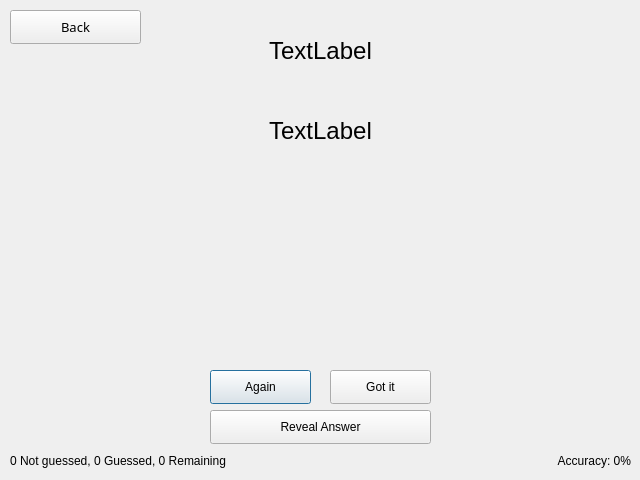
Old version of the form assets/qt/ui/flashcards.ui in the repository philoxy/PhlashCards.
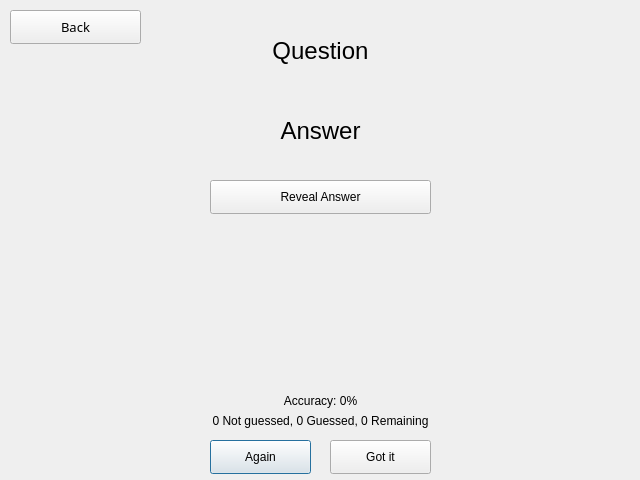
New version of the form.

Commit message: added the ability to edit items in a question set (there are some bugs though)

Diff of the .ui file:
```diff
--- a/assets/qt/ui/flashcards.ui
+++ b/assets/qt/ui/flashcards.ui
@@ -17,7 +17,7 @@
    <property name="geometry">
     <rect>
      <x>210</x>
-     <y>370</y>
+     <y>440</y>
      <width>101</width>
      <height>34</height>
     </rect>
@@ -30,7 +30,7 @@
    <property name="geometry">
     <rect>
      <x>210</x>
-     <y>410</y>
+     <y>180</y>
      <width>221</width>
      <height>34</height>
     </rect>
@@ -43,7 +43,7 @@
    <property name="geometry">
     <rect>
      <x>330</x>
-     <y>370</y>
+     <y>440</y>
      <width>101</width>
      <height>34</height>
     </rect>
@@ -67,7 +67,7 @@
     </font>
    </property>
    <property name="text">
-    <string>TextLabel</string>
+    <string>Question</string>
    </property>
    <property name="alignment">
     <set>Qt::AlignmentFlag::AlignCenter</set>
@@ -88,7 +88,7 @@
     </font>
    </property>
    <property name="text">
-    <string>TextLabel</string>
+    <string>Answer</string>
    </property>
    <property name="alignment">
     <set>Qt::AlignmentFlag::AlignCenter</set>
@@ -116,8 +116,8 @@
   <widget class="QLabel" name="label_stats">
    <property name="geometry">
     <rect>
-     <x>10</x>
-     <y>450</y>
+     <x>170</x>
+     <y>410</y>
      <width>301</width>
      <height>21</height>
     </rect>
@@ -125,13 +125,16 @@
    <property name="text">
     <string>0 Not guessed, 0 Guessed, 0 Remaining</string>
    </property>
+   <property name="alignment">
+    <set>Qt::AlignmentFlag::AlignCenter</set>
+   </property>
   </widget>
   <widget class="QLabel" name="label_acc">
    <property name="geometry">
     <rect>
-     <x>330</x>
-     <y>450</y>
-     <width>301</width>
+     <x>210</x>
+     <y>390</y>
+     <width>221</width>
      <height>21</height>
     </rect>
    </property>
@@ -139,7 +142,7 @@
     <string>Accuracy: 0%</string>
    </property>
    <property name="alignment">
-    <set>Qt::AlignmentFlag::AlignRight|Qt::AlignmentFlag::AlignTrailing|Qt::AlignmentFlag::AlignVCenter</set>
+    <set>Qt::AlignmentFlag::AlignCenter</set>
    </property>
   </widget>
  </widget>
```
The commit also changes 15 other files.
